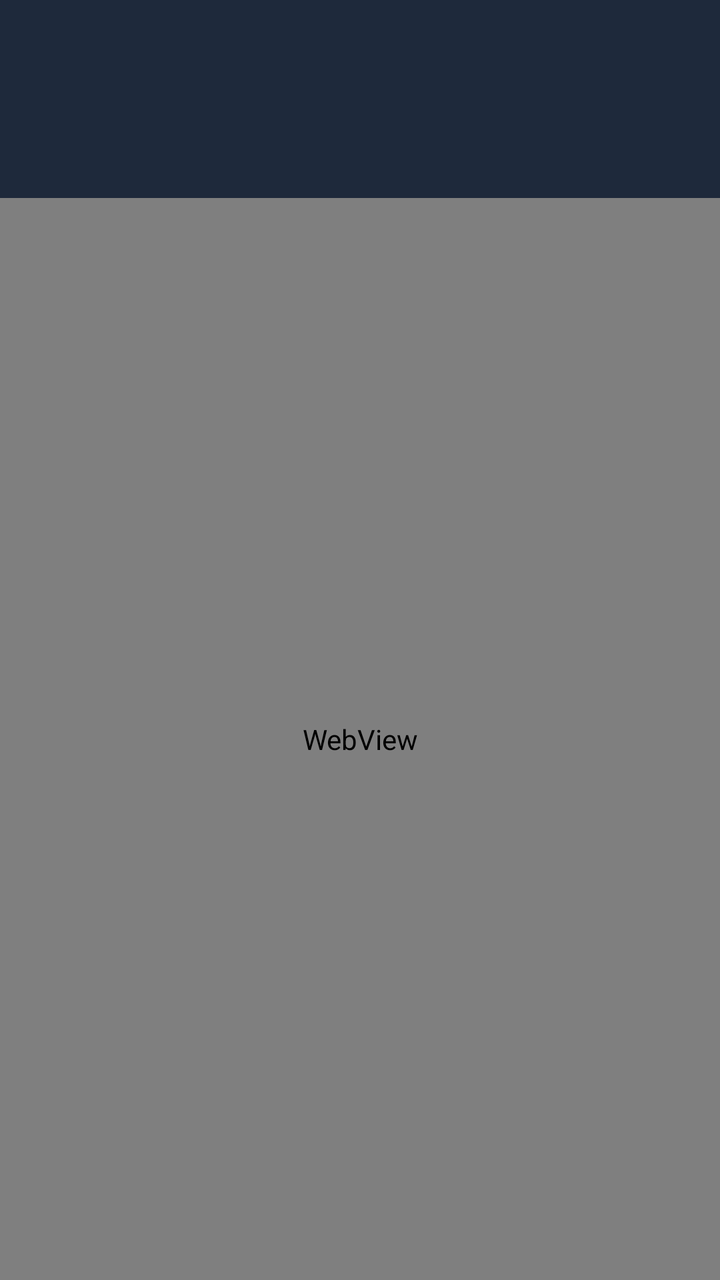
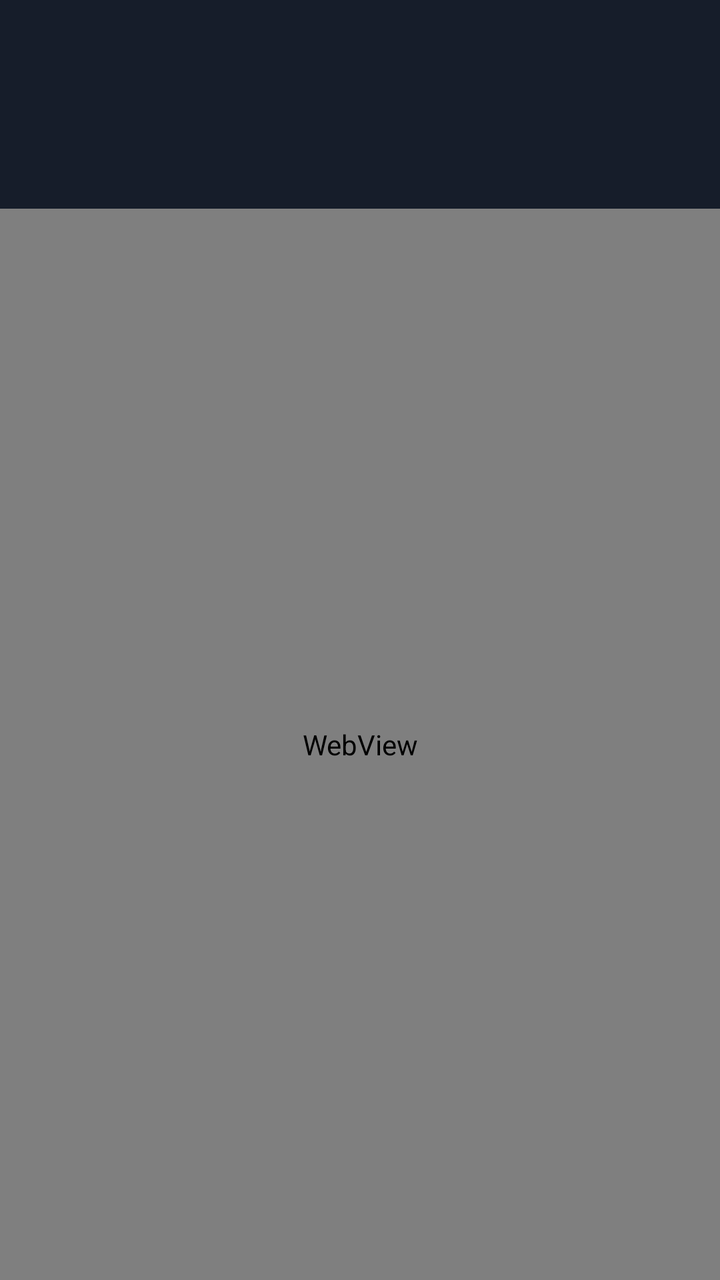

The first picture is an Android layout as it rendered before a commit; the second is the same layout after the commit. The layout source and the unified diff follow.
<!-- AndroidManifest.xml: application theme Theme.Xmd -->
<!-- res/layout/activity_challenge.xml -->
<?xml version="1.0" encoding="utf-8"?>
<LinearLayout xmlns:android="http://schemas.android.com/apk/res/android"
    xmlns:app="http://schemas.android.com/apk/res-auto"
    android:layout_width="match_parent"
    android:layout_height="match_parent"
    android:orientation="vertical">

    <androidx.appcompat.widget.Toolbar
        android:id="@+id/toolbar"
        android:layout_width="match_parent"
        android:layout_height="?attr/actionBarSize"
        android:background="@color/ff_surface" />

    <TextView
        android:id="@+id/challengeStatus"
        android:layout_width="match_parent"
        android:layout_height="wrap_content"
        android:background="@color/ff_surface"
        android:padding="12dp"
        android:textColor="@color/ff_muted" />

    <WebView
        android:id="@+id/challengeWebView"
        android:layout_width="match_parent"
        android:layout_height="0dp"
        android:layout_weight="1" />

</LinearLayout>
<!-- resources referenced by this layout -->
<resources>
  <color name="ff_muted">#94A3B8</color>
  <color name="ff_surface">#1E293B</color>
  <style name="Theme.Xmd" parent="Theme.MaterialComponents.DayNight.NoActionBar">
          <item name="colorPrimary">@color/ff_accent</item>
          <item name="colorPrimaryDark">@color/ff_bg</item>
          <item name="colorAccent">@color/ff_accent</item>
          <item name="android:windowBackground">@color/ff_bg</item>
          <item name="android:statusBarColor">@color/ff_bg</item>
      </style>
  <color name="ff_accent">#38BDF8</color>
  <color name="ff_bg">#0F172A</color>
</resources>

<!-- the commit's change to res/layout/activity_challenge.xml (unified diff, before → after) -->
@@ -3,21 +3,23 @@
     xmlns:app="http://schemas.android.com/apk/res-auto"
     android:layout_width="match_parent"
     android:layout_height="match_parent"
-    android:orientation="vertical">
+    android:orientation="vertical"
+    android:background="@color/m3_background">
 
     <androidx.appcompat.widget.Toolbar
         android:id="@+id/toolbar"
+        style="@style/Widget.Xmd.Toolbar"
         android:layout_width="match_parent"
-        android:layout_height="?attr/actionBarSize"
-        android:background="@color/ff_surface" />
+        android:layout_height="?attr/actionBarSize" />
 
     <TextView
         android:id="@+id/challengeStatus"
         android:layout_width="match_parent"
         android:layout_height="wrap_content"
-        android:background="@color/ff_surface"
+        android:background="@color/m3_surface_container_low"
         android:padding="12dp"
-        android:textColor="@color/ff_muted" />
+        android:textColor="@color/m3_on_surface_variant"
+        android:textSize="12sp" />
 
     <WebView
         android:id="@+id/challengeWebView"
<!-- resource entries referenced after the edit -->
@@ -1,15 +1,220 @@
 <!-- resources referenced by this layout -->
 <resources>
-  <color name="ff_muted">#94A3B8</color>
-  <color name="ff_surface">#1E293B</color>
-  <style name="Theme.Xmd" parent="Theme.MaterialComponents.DayNight.NoActionBar">
-          <item name="colorPrimary">@color/ff_accent</item>
-          <item name="colorPrimaryDark">@color/ff_bg</item>
-          <item name="colorAccent">@color/ff_accent</item>
-          <item name="android:windowBackground">@color/ff_bg</item>
-          <item name="android:statusBarColor">@color/ff_bg</item>
-      </style>
-  <color name="ff_accent">#38BDF8</color>
-  <color name="ff_bg">#0F172A</color>
+  <color name="m3_background">#0E1521</color>
+  <color name="m3_on_surface_variant">#C1C8D6</color>
+  <color name="m3_surface_container_low">#161D2A</color>
+  <style name="Widget.Xmd.Toolbar" parent="Widget.Material3.Toolbar">
+          <item name="android:background">@color/m3_surface_container_low</item>
+          <item name="titleTextColor">@color/m3_on_surface</item>
+          <item name="titleTextAppearance">@style/TextAppearance.Xmd.TitleLarge</item>
+      </style>
+  <style name="Theme.Xmd" parent="Theme.Material3.Dark.NoActionBar">
+          
+          <item name="colorPrimary">@color/m3_primary</item>
+          <item name="colorOnPrimary">@color/m3_on_primary</item>
+          <item name="colorPrimaryContainer">@color/m3_primary_container</item>
+          <item name="colorOnPrimaryContainer">@color/m3_on_primary_container</item>
+  
+          <item name="colorSecondary">@color/m3_secondary</item>
+          <item name="colorOnSecondary">@color/m3_on_secondary</item>
+          <item name="colorSecondaryContainer">@color/m3_secondary_container</item>
+          <item name="colorOnSecondaryContainer">@color/m3_on_secondary_container</item>
+  
+          <item name="colorTertiary">@color/m3_tertiary</item>
+          <item name="colorOnTertiary">@color/m3_on_tertiary</item>
+          <item name="colorTertiaryContainer">@color/m3_tertiary_container</item>
+          <item name="colorOnTertiaryContainer">@color/m3_on_tertiary_container</item>
+  
+          <item name="colorError">@color/m3_error</item>
+          <item name="colorOnError">@color/m3_on_error</item>
+          <item name="colorErrorContainer">@color/m3_error_container</item>
+          <item name="colorOnErrorContainer">@color/m3_on_error_container</item>
+  
+          <item name="android:colorBackground">@color/m3_background</item>
+          <item name="colorOnBackground">@color/m3_on_background</item>
+          <item name="colorSurface">@color/m3_surface</item>
+          <item name="colorOnSurface">@color/m3_on_surface</item>
+          <item name="colorSurfaceDim">@color/m3_surface_dim</item>
+          <item name="colorSurfaceBright">@color/m3_surface_bright</item>
+          <item name="colorSurfaceContainerLowest">@color/m3_surface_container_lowest</item>
+          <item name="colorSurfaceContainerLow">@color/m3_surface_container_low</item>
+          <item name="colorSurfaceContainer">@color/m3_surface_container</item>
+          <item name="colorSurfaceContainerHigh">@color/m3_surface_container_high</item>
+          <item name="colorSurfaceContainerHighest">@color/m3_surface_container_highest</item>
+          <item name="colorOnSurfaceVariant">@color/m3_on_surface_variant</item>
+          <item name="colorOutline">@color/m3_outline</item>
+          <item name="colorOutlineVariant">@color/m3_outline_variant</item>
+  
+          <item name="colorSurfaceVariant">@color/m3_surface_container_high</item>
+          <item name="colorSurfaceInverse">@color/m3_inverse_surface</item>
+          <item name="colorOnSurfaceInverse">@color/m3_inverse_on_surface</item>
+          <item name="colorPrimaryInverse">@color/m3_inverse_primary</item>
+  
+          
+          <item name="colorPrimaryDark">@color/m3_background</item>
+          <item name="colorAccent">@color/m3_primary</item>
+          <item name="android:windowBackground">@color/m3_background</item>
+          <item name="android:statusBarColor">@color/m3_background</item>
+          <item name="android:navigationBarColor">@color/m3_background</item>
+          <item name="android:windowLightStatusBar">false</item>
+  
+          
+          <item name="shapeAppearanceCornerExtraSmall">@style/ShapeAppearance.Xmd.ExtraSmall</item>
+          <item name="shapeAppearanceCornerSmall">@style/ShapeAppearance.Xmd.Small</item>
+          <item name="shapeAppearanceCornerMedium">@style/ShapeAppearance.Xmd.Medium</item>
+          <item name="shapeAppearanceCornerLarge">@style/ShapeAppearance.Xmd.Large</item>
+          <item name="shapeAppearanceCornerExtraLarge">@style/ShapeAppearance.Xmd.ExtraLarge</item>
+  
+          
+          <item name="textAppearanceTitleLarge">@style/TextAppearance.Xmd.TitleLarge</item>
+          <item name="textAppearanceTitleMedium">@style/TextAppearance.Xmd.TitleMedium</item>
+          <item name="textAppearanceLabelLarge">@style/TextAppearance.Xmd.LabelLarge</item>
+  
+          
+          <item name="materialButtonStyle">@style/Widget.Xmd.Button</item>
+          <item name="materialButtonOutlinedStyle">@style/Widget.Xmd.Button.Outlined</item>
+          <item name="borderlessButtonStyle">@style/Widget.Xmd.Button.Text</item>
+          <item name="materialCardViewStyle">@style/Widget.Xmd.CardView</item>
+          <item name="chipStyle">@style/Widget.Xmd.Chip</item>
+          <item name="bottomNavigationStyle">@style/Widget.Xmd.BottomNavigationView</item>
+          <item name="floatingActionButtonStyle">@style/Widget.Xmd.FloatingActionButton</item>
+          <item name="toolbarStyle">@style/Widget.Xmd.Toolbar</item>
+          <item name="materialAlertDialogTheme">@style/ThemeOverlay.Xmd.AlertDialog</item>
+          <item name="textInputStyle">@style/Widget.Xmd.TextInputLayout</item>
+          <item name="linearProgressIndicatorStyle">@style/Widget.Xmd.ProgressIndicator</item>
+          <item name="switchStyle">@style/Widget.Xmd.Switch</item>
+          <item name="materialSwitchStyle">@style/Widget.Xmd.Switch</item>
+      </style>
+  <color name="m3_on_surface">#E1E2E8</color>
+  <style name="TextAppearance.Xmd.TitleLarge" parent="TextAppearance.Material3.TitleLarge">
+          <item name="fontFamily">sans-serif-medium</item>
+          <item name="android:fontFamily">sans-serif-medium</item>
+          <item name="android:letterSpacing">0.0</item>
+      </style>
+  <color name="m3_primary">#7CD4FF</color>
+  <color name="m3_on_primary">#00344A</color>
+  <color name="m3_primary_container">#00496A</color>
+  <color name="m3_on_primary_container">#C7E7FF</color>
+  <color name="m3_secondary">#B7CAD6</color>
+  <color name="m3_on_secondary">#22323C</color>
+  <color name="m3_secondary_container">#3A4953</color>
+  <color name="m3_on_secondary_container">#D3E5F2</color>
+  <color name="m3_tertiary">#FFB4A0</color>
+  <color name="m3_on_tertiary">#5C1900</color>
+  <color name="m3_tertiary_container">#7D2C0F</color>
+  <color name="m3_on_tertiary_container">#FFDBCF</color>
+  <color name="m3_error">#FFB4AB</color>
+  <color name="m3_on_error">#690005</color>
+  <color name="m3_error_container">#93000A</color>
+  <color name="m3_on_error_container">#FFDAD6</color>
+  <color name="m3_on_background">#E1E2E8</color>
+  <color name="m3_surface">#0E1521</color>
+  <color name="m3_surface_dim">#0E1521</color>
+  <color name="m3_surface_bright">#343B47</color>
+  <color name="m3_surface_container_lowest">#090E17</color>
+  <color name="m3_surface_container">#1A2230</color>
+  <color name="m3_surface_container_high">#25303F</color>
+  <color name="m3_surface_container_highest">#303B4A</color>
+  <color name="m3_outline">#8B93A3</color>
+  <color name="m3_outline_variant">#414A5A</color>
+  <color name="m3_inverse_surface">#E1E2E8</color>
+  <color name="m3_inverse_on_surface">#1A2230</color>
+  <color name="m3_inverse_primary">#00658F</color>
+  <style name="ShapeAppearance.Xmd.ExtraSmall" parent="ShapeAppearance.Material3.Corner.ExtraSmall">
+          <item name="cornerFamily">rounded</item>
+          <item name="cornerSize">10dp</item>
+      </style>
+  <style name="ShapeAppearance.Xmd.Small" parent="ShapeAppearance.Material3.Corner.Small">
+          <item name="cornerFamily">rounded</item>
+          <item name="cornerSize">14dp</item>
+      </style>
+  <style name="ShapeAppearance.Xmd.Medium" parent="ShapeAppearance.Material3.Corner.Medium">
+          <item name="cornerFamily">rounded</item>
+          <item name="cornerSize">20dp</item>
+      </style>
+  <style name="ShapeAppearance.Xmd.Large" parent="ShapeAppearance.Material3.Corner.Large">
+          <item name="cornerFamily">rounded</item>
+          <item name="cornerSize">28dp</item>
+      </style>
+  <style name="ShapeAppearance.Xmd.ExtraLarge" parent="ShapeAppearance.Material3.Corner.ExtraLarge">
+          <item name="cornerFamily">rounded</item>
+          <item name="cornerSize">36dp</item>
+      </style>
+  <style name="TextAppearance.Xmd.TitleMedium" parent="TextAppearance.Material3.TitleMedium">
+          <item name="fontFamily">sans-serif-medium</item>
+          <item name="android:fontFamily">sans-serif-medium</item>
+      </style>
+  <style name="TextAppearance.Xmd.LabelLarge" parent="TextAppearance.Material3.LabelLarge">
+          <item name="fontFamily">sans-serif-medium</item>
+          <item name="android:fontFamily">sans-serif-medium</item>
+          <item name="android:letterSpacing">0.02</item>
+      </style>
+  <style name="Widget.Xmd.Button" parent="Widget.Material3.Button">
+          <item name="shapeAppearance">@style/ShapeAppearance.Xmd.Full</item>
+          <item name="android:textAllCaps">false</item>
+          <item name="android:paddingStart">24dp</item>
+          <item name="android:paddingEnd">24dp</item>
+          <item name="android:letterSpacing">0.0</item>
+      </style>
+  <style name="Widget.Xmd.Button.Outlined" parent="Widget.Material3.Button.OutlinedButton">
+          <item name="shapeAppearance">@style/ShapeAppearance.Xmd.Full</item>
+          <item name="android:textAllCaps">false</item>
+          <item name="strokeColor">@color/m3_outline</item>
+          <item name="strokeWidth">1dp</item>
+      </style>
+  <style name="Widget.Xmd.Button.Text" parent="Widget.Material3.Button.TextButton">
+          <item name="shapeAppearance">@style/ShapeAppearance.Xmd.Full</item>
+          <item name="android:textAllCaps">false</item>
+      </style>
+  <style name="Widget.Xmd.CardView" parent="Widget.Material3.CardView.Outlined">
+          <item name="shapeAppearance">@style/ShapeAppearance.Xmd.Medium</item>
+          <item name="cardBackgroundColor">@color/m3_surface_container</item>
+          <item name="strokeColor">@color/m3_outline_variant</item>
+          <item name="strokeWidth">1dp</item>
+          <item name="cardElevation">0dp</item>
+      </style>
+  <style name="Widget.Xmd.Chip" parent="Widget.Material3.Chip.Assist">
+          <item name="shapeAppearance">@style/ShapeAppearance.Xmd.Full</item>
+          <item name="chipBackgroundColor">@color/m3_secondary_container</item>
+          <item name="android:textColor">@color/m3_on_secondary_container</item>
+      </style>
+  <style name="Widget.Xmd.BottomNavigationView" parent="Widget.Material3.BottomNavigationView">
+          <item name="android:background">@color/m3_surface_container_low</item>
+          <item name="itemIconTint">@color/bottom_nav_colors</item>
+          <item name="itemTextColor">@color/bottom_nav_colors</item>
+          <item name="itemActiveIndicatorStyle">@style/Widget.Xmd.BottomNavigationView.ActiveIndicator</item>
+          <item name="elevation">0dp</item>
+      </style>
+  <style name="Widget.Xmd.FloatingActionButton" parent="Widget.Material3.FloatingActionButton.Primary">
+          <item name="shapeAppearance">@style/ShapeAppearance.Xmd.Large</item>
+          <item name="backgroundTint">@color/m3_primary_container</item>
+          <item name="tint">@color/m3_on_primary_container</item>
+      </style>
+  <style name="ThemeOverlay.Xmd.AlertDialog" parent="ThemeOverlay.Material3.MaterialAlertDialog">
+          <item name="shapeAppearanceOverlay">@style/ShapeAppearance.Xmd.Large</item>
+          <item name="colorSurfaceContainerHigh">@color/m3_surface_container_high</item>
+      </style>
+  <style name="Widget.Xmd.TextInputLayout" parent="Widget.Material3.TextInputLayout.OutlinedBox">
+          <item name="shapeAppearance">@style/ShapeAppearance.Xmd.Medium</item>
+          <item name="boxStrokeColor">@color/m3_outline</item>
+          <item name="hintTextColor">@color/m3_on_surface_variant</item>
+      </style>
+  <style name="Widget.Xmd.ProgressIndicator" parent="Widget.Material3.LinearProgressIndicator">
+          <item name="trackColor">@color/m3_surface_container_high</item>
+          <item name="indicatorColor">@color/m3_primary</item>
+          <item name="trackCornerRadius">8dp</item>
+      </style>
+  <style name="Widget.Xmd.Switch" parent="Widget.Material3.CompoundButton.MaterialSwitch">
+          <item name="thumbTint">@color/m3_on_primary</item>
+          <item name="trackTint">@color/m3_primary</item>
+      </style>
+  <style name="ShapeAppearance.Xmd.Full" parent="ShapeAppearance.Material3.Corner.Full">
+          <item name="cornerFamily">rounded</item>
+          <item name="cornerSize">50%</item>
+      </style>
+  <style name="Widget.Xmd.BottomNavigationView.ActiveIndicator" parent="Widget.Material3.BottomNavigationView.ActiveIndicator">
+          <item name="android:color">@color/m3_primary_container</item>
+          <item name="shapeAppearance">@style/ShapeAppearance.Xmd.Full</item>
+      </style>
 </resources>
 
